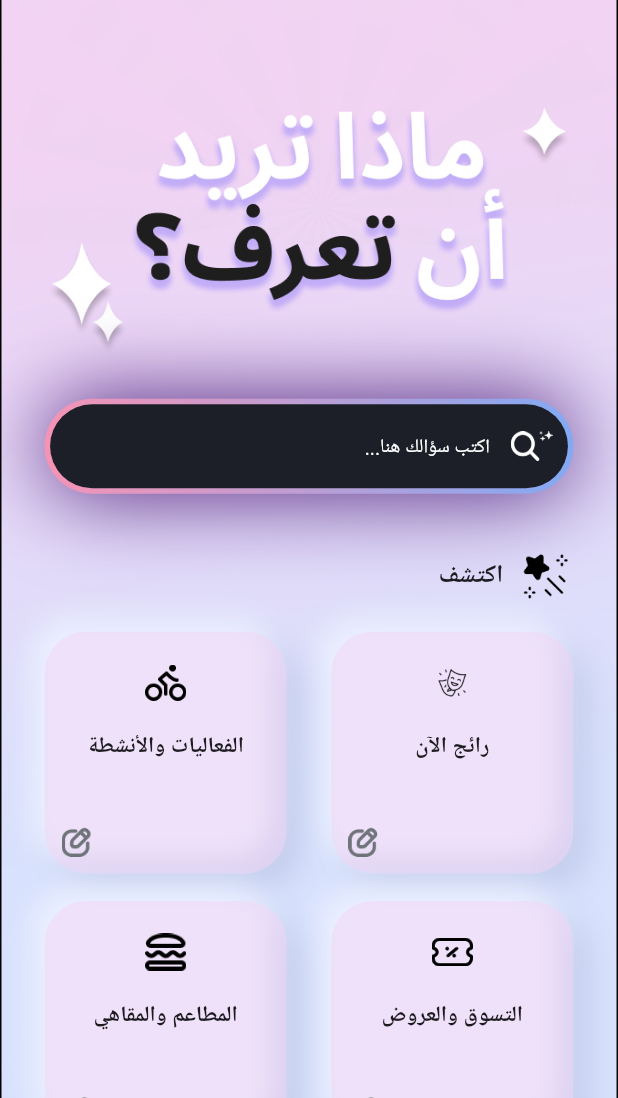
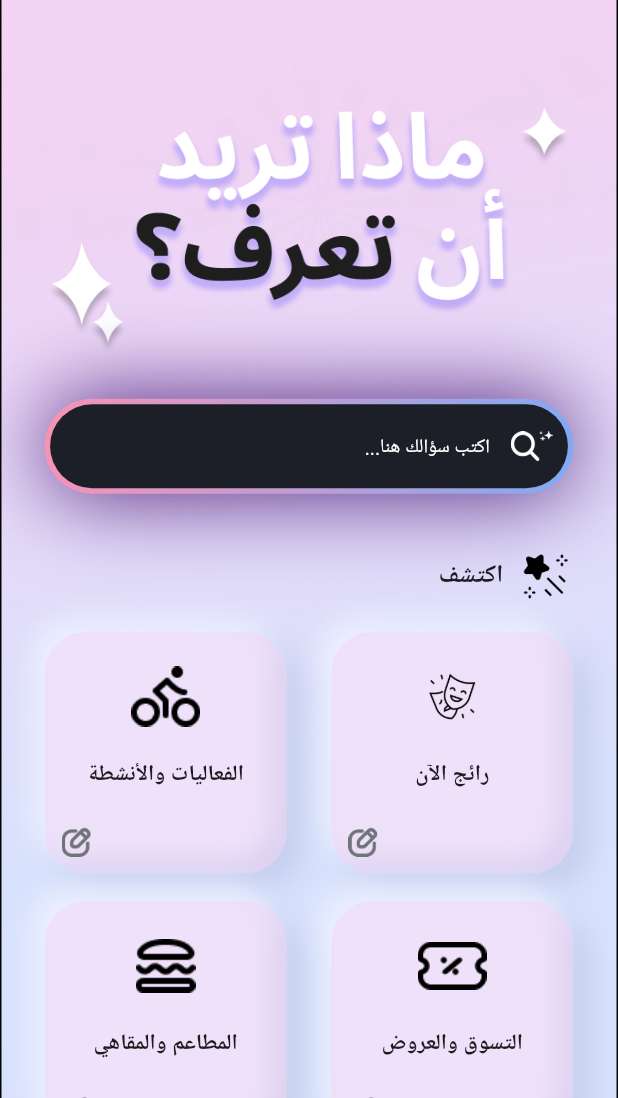
Before and after one commit to BushraHussainoffcial/m, a Flutter app: the HomeScreen screen opened directly, on a phone screen of 412 x 824 dp, the part 138-1236 px from its top. Run offline on Flutter 3.47's test engine with Material 3 defaults, Android fonts, the phone set to English and light mode, and no system bars; our stand-ins replace animate_do, animated_text_kit, cached_network_image, cloud_firestore, firebase_auth, firebase_core and 13 more; missing offline and left inert: bcrypt, mailer; accounts and stored records are empty; Roboto replaces fonts that are missing (Tajawal).

Commit message:
- edit images

```diff
--- a/lib/featurs/chat/controller/chat_room_controller.dart
+++ b/lib/featurs/chat/controller/chat_room_controller.dart
@@ -34,7 +34,6 @@ class ChatRoomController extends GetxController{
   late  String currentUserId;
   String? recId;
   GenerativeModel? model;
-  //////////////////////////////////
   @override
   void onInit() {
     if(Get.arguments?["chat"] is Chat?){
--- a/lib/featurs/home/widgets/home_item_wiget.dart
+++ b/lib/featurs/home/widgets/home_item_wiget.dart
@@ -46,8 +46,8 @@ class HomeItemWidget extends StatelessWidget {
                 SizedBox(height: 10.h,),
                 Image.asset(
                   icon,
-                  width: 30.sp,
-                  height: 30.sp,
+                  width: 50.sp,
+                  height: 50.sp,
                 ),
                 SizedBox(height: 20.h,),
                 FittedBox(
```
